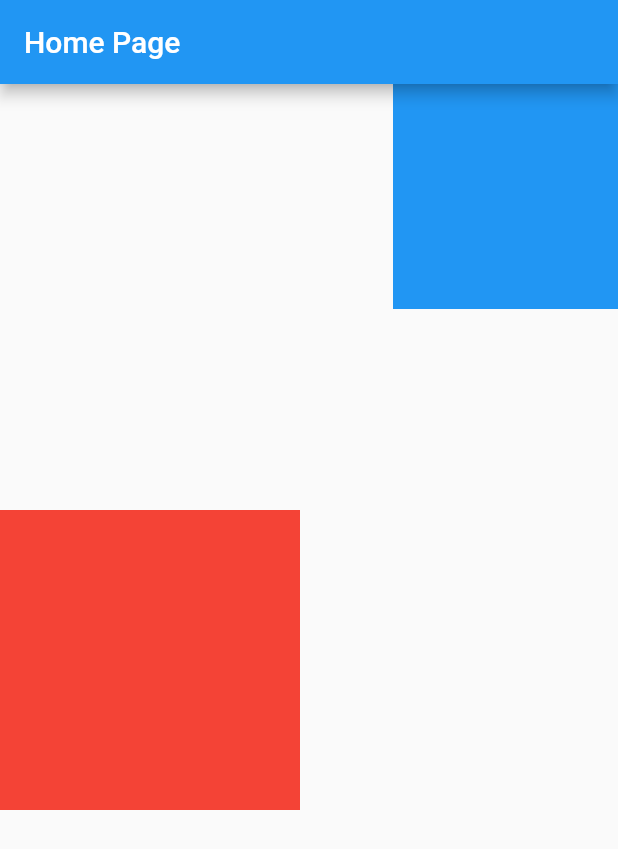
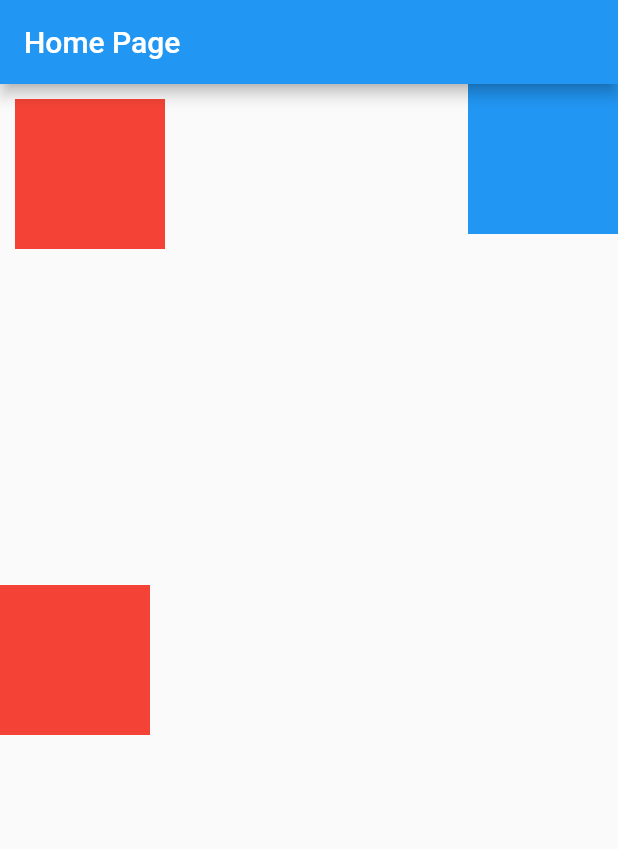
Before and after one commit to baotan2000/flutter_hello_word, a Flutter app: the screen it shows after launch, on a phone screen of 412 x 824 dp. Shown: the top 849 px of the screen. Run offline on Flutter 3.47's test engine with Material 2 defaults, Android fonts, the light colour scheme and no system bars.

Commit message:
positioned

```diff
--- a/lib/stack_widget.dart
+++ b/lib/stack_widget.dart
@@ -15,17 +15,26 @@ class _StackWidgetState extends State<StackWidget> {
         Align(
           alignment: Alignment.centerLeft,
           child: Container(
-            width: 200,
-            height: 200,
+            width: 100,
+            height: 100,
             color: Colors.red,
           ),
         ),
         Align(
           alignment: Alignment.topRight,
           child: Container(
-            height: 150,
-            width: 150,
+            height: 100,
+            width: 100,
             color: Colors.blue,
+          ),
+        ),
+        Positioned(
+          left: 10,
+          top: 10,
+          child: Container(
+            width: 100,
+            height: 100,
+            color: Colors.red,
           ),
         )
       ],
```
